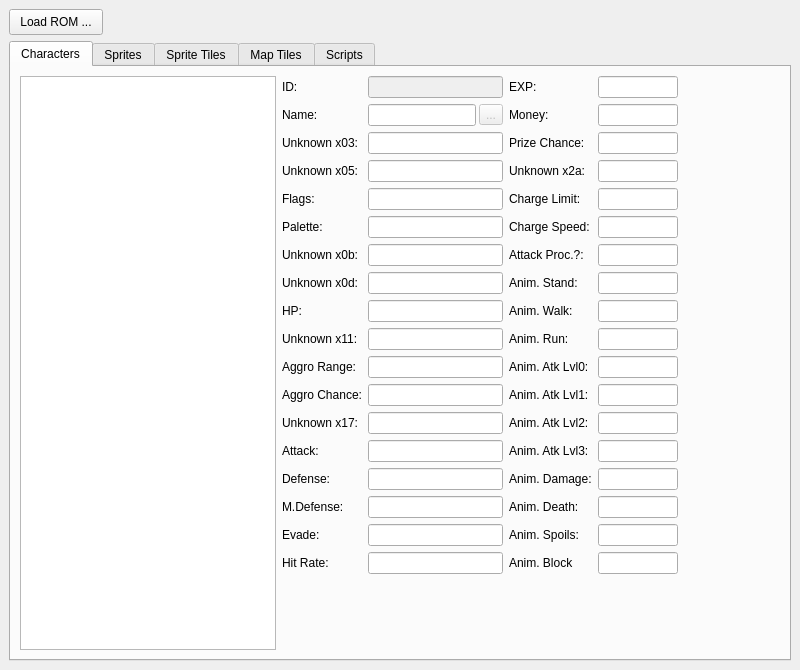
This is mainwindow.ui in black-sliver/SoETilesViewer as Qt 5 draws it before an edit. The edited form follows.
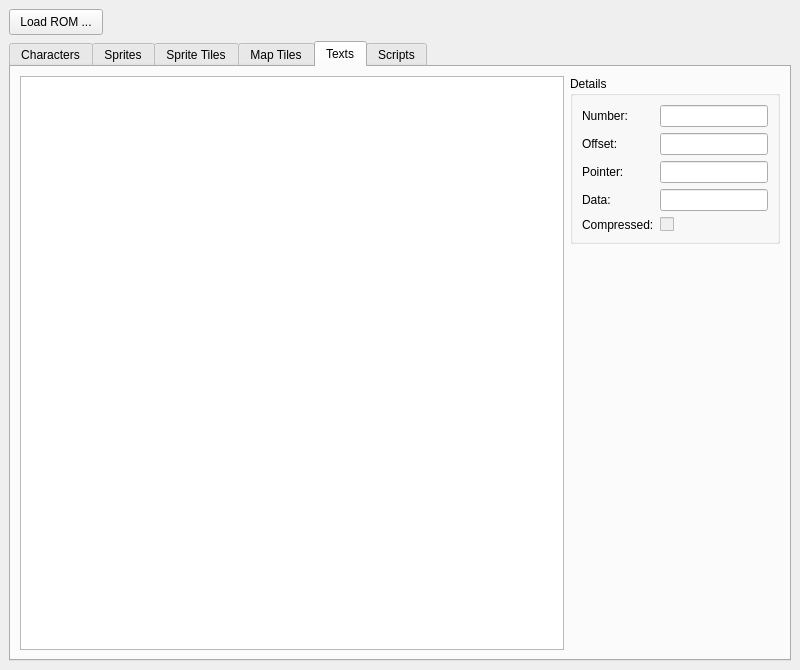
This is the edited form. The open tabs and pages were chosen to show the change. Icons and pictures are not drawn. Custom widgets are drawn as their Qt base class.

Commit message: add list of texts

The edit to the form file:
```diff
--- a/mainwindow.ui
+++ b/mainwindow.ui
@@ -1366,6 +1366,122 @@
         </item>
        </layout>
       </widget>
+      <widget class="QWidget" name="tabTexts">
+       <attribute name="title">
+        <string>Texts</string>
+       </attribute>
+       <layout class="QHBoxLayout" name="horizontalLayout_6" stretch="1,0">
+        <item>
+         <widget class="QListWidget" name="lstTexts">
+          <property name="spacing">
+           <number>3</number>
+          </property>
+         </widget>
+        </item>
+        <item>
+         <layout class="QVBoxLayout" name="vboxTextDetails" stretch="0,1">
+          <item>
+           <widget class="QGroupBox" name="grpTextDetails">
+            <property name="title">
+             <string>Details</string>
+            </property>
+            <layout class="QFormLayout" name="formLayout">
+             <item row="0" column="0">
+              <widget class="QLabel" name="lblTextNumber">
+               <property name="text">
+                <string>Number:</string>
+               </property>
+              </widget>
+             </item>
+             <item row="2" column="0">
+              <widget class="QLabel" name="lblTextPtrAddr">
+               <property name="text">
+                <string>Pointer:</string>
+               </property>
+              </widget>
+             </item>
+             <item row="3" column="0">
+              <widget class="QLabel" name="lblTextDataAddr">
+               <property name="text">
+                <string>Data:</string>
+               </property>
+              </widget>
+             </item>
+             <item row="4" column="0">
+              <widget class="QLabel" name="lblTextCompressed">
+               <property name="text">
+                <string>Compressed:</string>
+               </property>
+              </widget>
+             </item>
+             <item row="1" column="0">
+              <widget class="QLabel" name="lblTextOffset">
+               <property name="text">
+                <string>Offset:</string>
+               </property>
+              </widget>
+             </item>
+             <item row="0" column="1">
+              <widget class="QLineEdit" name="txtTextNumber">
+               <property name="readOnly">
+                <bool>true</bool>
+               </property>
+              </widget>
+             </item>
+             <item row="1" column="1">
+              <widget class="QLineEdit" name="txtTextOffset">
+               <property name="readOnly">
+                <bool>true</bool>
+               </property>
+              </widget>
+             </item>
+             <item row="2" column="1">
+              <widget class="QLineEdit" name="txtTextPtrAddr">
+               <property name="readOnly">
+                <bool>true</bool>
+               </property>
+              </widget>
+             </item>
+             <item row="3" column="1">
+              <widget class="QLineEdit" name="txtTextDataAddr">
+               <property name="readOnly">
+                <bool>true</bool>
+               </property>
+              </widget>
+             </item>
+             <item row="4" column="1">
+              <widget class="QCheckBox" name="chkTextCompressed">
+               <property name="enabled">
+                <bool>false</bool>
+               </property>
+               <property name="text">
+                <string/>
+               </property>
+              </widget>
+             </item>
+            </layout>
+           </widget>
+          </item>
+          <item>
+           <spacer name="verticalSpacer_3">
+            <property name="orientation">
+             <enum>Qt::Vertical</enum>
+            </property>
+            <property name="sizeType">
+             <enum>QSizePolicy::Expanding</enum>
+            </property>
+            <property name="sizeHint" stdset="0">
+             <size>
+              <width>20</width>
+              <height>40</height>
+             </size>
+            </property>
+           </spacer>
+          </item>
+         </layout>
+        </item>
+       </layout>
+      </widget>
       <widget class="QWidget" name="tabScripts">
        <attribute name="title">
         <string>Scripts</string>
```
The commit also changes 4 other files.
